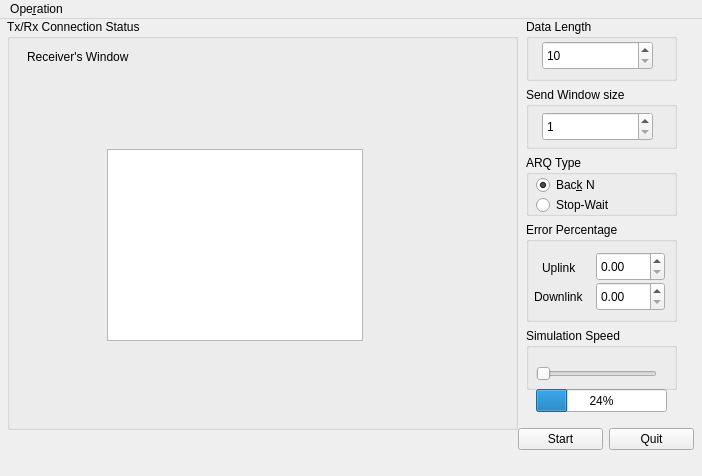
First picture: the form in UI/netsim_ui/netsim_mainwindow.ui, repository enderdzz/NetworkTask, before the edit.
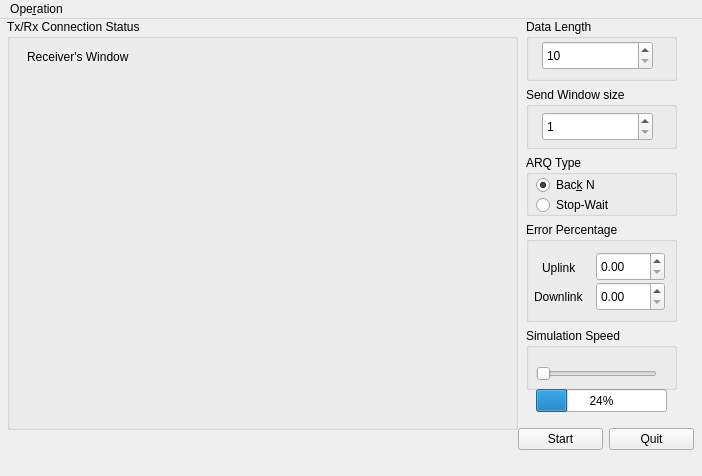
Second picture: the form after the edit. Custom widgets are drawn as their Qt base class.

Commit message: Removed list view.

```diff
--- a/UI/netsim_ui/netsim_mainwindow.ui
+++ b/UI/netsim_ui/netsim_mainwindow.ui
@@ -292,16 +292,6 @@
       <string>Receiver's Window</string>
      </property>
     </widget>
-    <widget class="QTreeView" name="treeView">
-     <property name="geometry">
-      <rect>
-       <x>100</x>
-       <y>130</y>
-       <width>256</width>
-       <height>192</height>
-      </rect>
-     </property>
-    </widget>
    </widget>
   </widget>
   <widget class="QMenuBar" name="menubar">
```
The commit also changes 1 other file.
